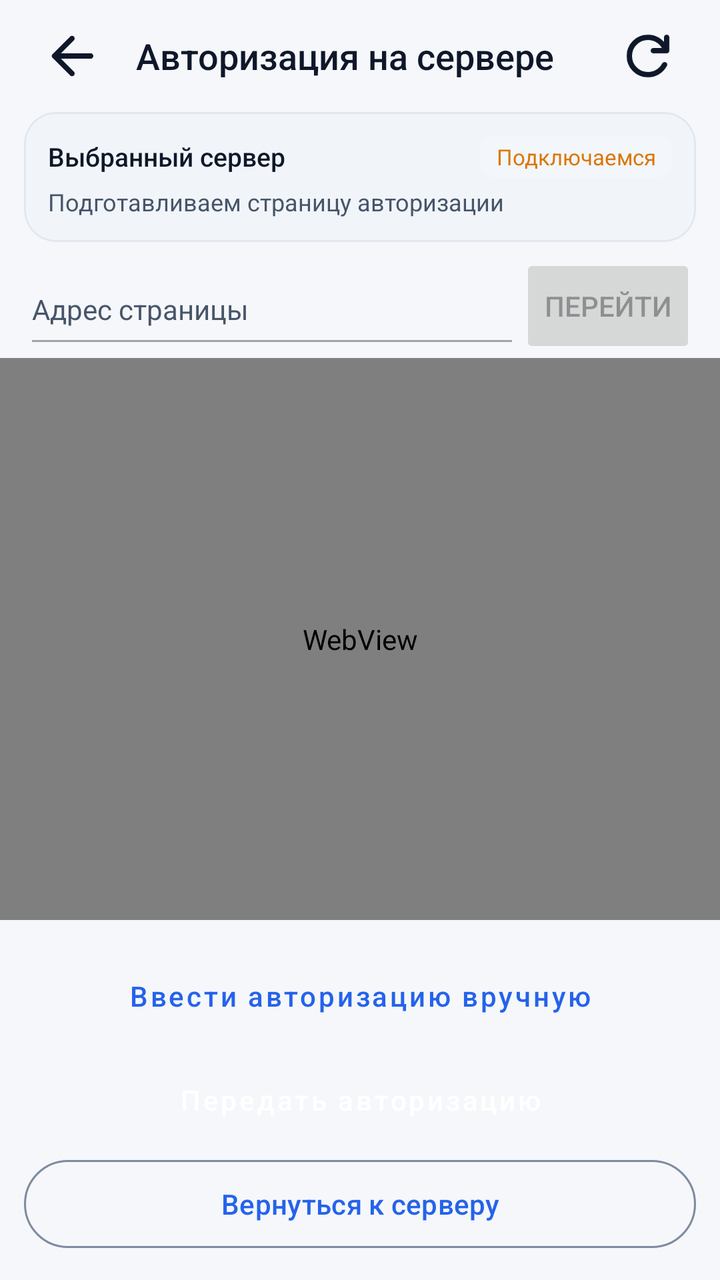
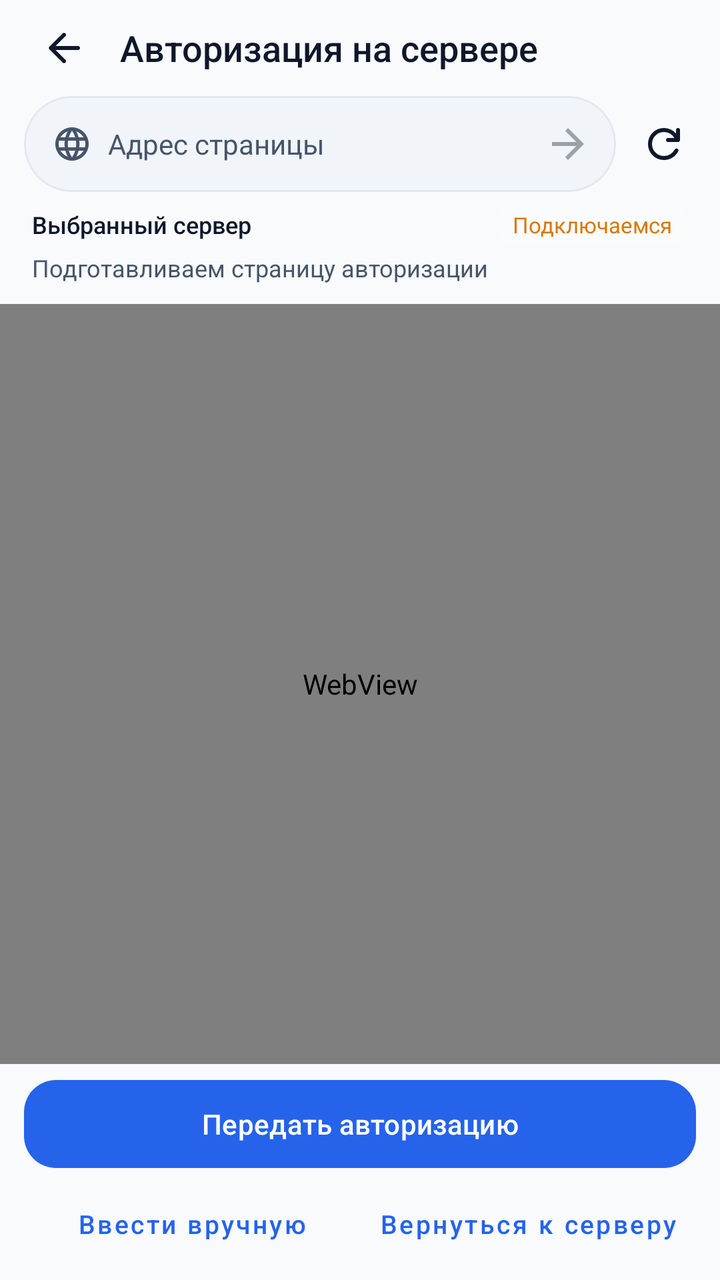

Screens rendered from an Android XML layout before and after an edit, with the pre-edit source and the edit as a unified diff.
<!-- AndroidManifest.xml: application theme Theme.SoxMax -->
<!-- res/layout/activity_remote_auth.xml -->
<?xml version="1.0" encoding="utf-8"?>
<LinearLayout xmlns:android="http://schemas.android.com/apk/res/android" xmlns:app="http://schemas.android.com/apk/res-auto" android:layout_width="match_parent" android:layout_height="match_parent" android:orientation="vertical" android:fitsSystemWindows="true" android:background="@drawable/bg_screen_ambient">
  <LinearLayout android:id="@+id/top_bar" android:layout_width="match_parent" android:layout_height="56dp" android:orientation="horizontal" android:gravity="center_vertical" android:paddingHorizontal="12dp">
    <ImageView android:id="@+id/btn_back" android:layout_width="48dp" android:layout_height="48dp" android:padding="8dp" android:src="@drawable/ic_arrow_back" android:background="?android:attr/selectableItemBackgroundBorderless" android:clickable="true" android:focusable="true" app:tint="@color/text_primary" android:contentDescription="@string/cancel" />
    <TextView android:layout_width="0dp" android:layout_height="wrap_content" android:layout_weight="1" android:layout_marginStart="8dp" android:text="Авторизация на сервере" android:textColor="@color/text_primary" android:textSize="18sp" android:fontFamily="sans-serif-medium" android:id="@+id/browser_title" />
    <ImageView android:id="@+id/btn_reload" android:layout_width="48dp" android:layout_height="48dp" android:padding="8dp" android:src="@drawable/ic_refresh" android:background="?android:attr/selectableItemBackgroundBorderless" android:clickable="true" android:focusable="true" app:tint="@color/text_primary" android:contentDescription="@string/retry" />
  </LinearLayout>
  <com.google.android.material.card.MaterialCardView android:layout_width="match_parent" android:layout_height="wrap_content" android:layout_marginHorizontal="12dp" android:layout_marginBottom="6dp" app:cardCornerRadius="16dp" app:cardElevation="0dp" app:cardBackgroundColor="@color/bg_card">
    <LinearLayout android:layout_width="match_parent" android:layout_height="wrap_content" android:orientation="vertical" android:padding="12dp">
      <LinearLayout android:layout_width="match_parent" android:layout_height="wrap_content" android:orientation="horizontal" android:gravity="center_vertical">
        <TextView android:id="@+id/tv_target_info" android:layout_width="0dp" android:layout_height="wrap_content" android:layout_weight="1" android:text="Выбранный сервер" android:textColor="@color/text_primary" android:textSize="13sp" android:fontFamily="sans-serif-medium" />
        <TextView android:id="@+id/tv_tunnel_badge" android:layout_width="wrap_content" android:layout_height="wrap_content" android:text="Подключаемся" android:textSize="11sp" android:textColor="@color/state_connecting" android:background="@drawable/bg_remote_badge" android:paddingHorizontal="8dp" android:paddingVertical="3dp" />
      </LinearLayout>
      <TextView android:id="@+id/tv_session_status" android:layout_width="match_parent" android:layout_height="wrap_content" android:layout_marginTop="4dp" android:text="Подготавливаем страницу авторизации" android:textColor="@color/text_secondary" android:textSize="12sp" />
      <TextView android:id="@+id/tv_incident_banner" android:layout_width="match_parent" android:layout_height="wrap_content" android:layout_marginTop="6dp" android:visibility="gone" android:background="@color/m3_surface_container_high" android:padding="6dp" android:textColor="@color/state_error" android:textSize="12sp" android:text="Обнаружен инцидент: требуется решить CAPTCHA" />
    </LinearLayout>
  </com.google.android.material.card.MaterialCardView>
  <LinearLayout android:layout_width="match_parent" android:layout_height="wrap_content" android:paddingHorizontal="12dp" android:gravity="center_vertical" android:orientation="horizontal">
    <EditText android:id="@+id/browser_address" android:layout_width="0dp" android:layout_height="52dp" android:layout_weight="1" android:inputType="textUri" android:imeOptions="actionGo" android:singleLine="true" android:selectAllOnFocus="true" android:enabled="false" android:textSize="14sp" android:textColor="@color/text_primary" android:textColorHint="@color/text_secondary" android:hint="Адрес страницы" android:contentDescription="Адрес страницы" />
    <Button android:id="@+id/browser_go" android:layout_width="wrap_content" android:layout_height="52dp" android:enabled="false" android:text="Перейти" />
  </LinearLayout>
  <ProgressBar android:id="@+id/progress_bar" style="?android:attr/progressBarStyleHorizontal" android:layout_width="match_parent" android:layout_height="3dp" android:visibility="gone" />
  <FrameLayout android:layout_width="match_parent" android:layout_height="0dp" android:layout_weight="1" android:background="@color/bg_deep">
    <WebView android:id="@+id/web_view" android:layout_width="match_parent" android:layout_height="match_parent" />
    <TextView android:id="@+id/tv_error_view" android:layout_width="match_parent" android:layout_height="match_parent" android:gravity="center" android:padding="24dp" android:visibility="gone" android:textColor="@color/text_secondary" android:textSize="14sp" android:text="Ошибка загрузки страницы" android:background="@color/bg_card" />
  </FrameLayout>
  <LinearLayout android:layout_width="match_parent" android:layout_height="wrap_content" android:orientation="vertical" android:padding="12dp" android:gravity="center_vertical">
    <Button android:id="@+id/btn_retry_page" style="@style/Widget.MaterialComponents.Button.OutlinedButton" android:layout_width="match_parent" android:layout_height="52dp" android:text="Повторить" android:enabled="false" android:textSize="14sp" android:textAllCaps="false" android:visibility="gone" />
    <Button android:id="@+id/btn_manual_fallback" style="@style/Widget.MaterialComponents.Button.OutlinedButton" android:layout_width="match_parent" android:layout_height="52dp" android:text="Ввести авторизацию вручную" android:textSize="14sp" android:textAllCaps="false" />
    <Button android:id="@+id/btn_send_auth" style="@style/Widget.MaterialComponents.Button" android:layout_width="match_parent" android:layout_height="52dp" android:text="Передать авторизацию" android:textSize="14sp" android:textAllCaps="false" />
    <com.google.android.material.button.MaterialButton android:id="@+id/btn_return_server" android:layout_width="match_parent" android:layout_height="52dp" android:text="Вернуться к серверу" android:textAllCaps="false" style="?attr/materialButtonOutlinedStyle" />
  </LinearLayout>
</LinearLayout>
<!-- resources referenced by this layout -->
<resources>
  <color name="bg_card">@color/m3_surface_container_low</color>
  <color name="bg_deep">#F5F7FA</color>
  <color name="m3_surface_container_high">#CBD5E1</color>
  <color name="state_connecting">#D97706</color>
  <color name="state_error">#DC2626</color>
  <color name="text_primary">@color/m3_on_surface</color>
  <color name="text_secondary">@color/m3_on_surface_variant</color>
  <!-- drawable bg_remote_badge (drawable) -->
  <?xml version="1.0" encoding="utf-8"?>
  <shape xmlns:android="http://schemas.android.com/apk/res/android"
      android:shape="rectangle">
      <corners android:radius="6dp" />
      <solid android:color="#22FFFFFF" />
  </shape>
  <!-- drawable bg_screen_ambient (drawable) -->
  <?xml version="1.0" encoding="utf-8"?>
  <shape xmlns:android="http://schemas.android.com/apk/res/android"><solid android:color="@color/bg_deep" /></shape>
  <string name="cancel">Cancel</string>
  <string name="retry">Retry</string>
  <color name="m3_surface_container_low">#F1F5F9</color>
  <color name="m3_on_surface">#0F172A</color>
  <color name="m3_on_surface_variant">#475569</color>
  <color name="m3_primary">#2563EB</color>
  <color name="m3_on_primary">#FFFFFF</color>
  <color name="m3_primary_container">#DBEAFE</color>
  <color name="m3_on_primary_container">#1E40AF</color>
  <color name="m3_secondary">#475569</color>
  <color name="m3_on_secondary">#FFFFFF</color>
  <color name="m3_secondary_container">#E2E8F0</color>
  <color name="m3_on_secondary_container">#1E293B</color>
  <color name="m3_tertiary">#7C3AED</color>
  <color name="m3_on_tertiary">#FFFFFF</color>
  <color name="m3_tertiary_container">#EDE9FE</color>
  <color name="m3_on_tertiary_container">#4C1D95</color>
  <color name="m3_error">#DC2626</color>
  <color name="m3_on_error">#FFFFFF</color>
  <color name="m3_error_container">#FEE2E2</color>
  <color name="m3_on_error_container">#991B1B</color>
  <color name="m3_surface">#F8FAFC</color>
  <color name="m3_surface_container_lowest">#FFFFFF</color>
  <color name="m3_surface_container">#E2E8F0</color>
  <color name="m3_surface_container_highest">#94A3B8</color>
  <color name="m3_outline">#7C8BA0</color>
  <color name="m3_outline_variant">#E2E8F0</color>
  <style name="ShapeAppearance.LibreRoute.Dialog" parent="ShapeAppearance.Material3.Corner.ExtraLarge">
          <item name="cornerSize">20dp</item>
      </style>
  <!-- unchanged entries left out for length: 8 -->
</resources>

<!-- the commit's change to res/layout/activity_remote_auth.xml (unified diff, before → after) -->
@@ -1,33 +1,78 @@
 <?xml version="1.0" encoding="utf-8"?>
-<LinearLayout xmlns:android="http://schemas.android.com/apk/res/android" xmlns:app="http://schemas.android.com/apk/res-auto" android:layout_width="match_parent" android:layout_height="match_parent" android:orientation="vertical" android:fitsSystemWindows="true" android:background="@drawable/bg_screen_ambient">
-  <LinearLayout android:id="@+id/top_bar" android:layout_width="match_parent" android:layout_height="56dp" android:orientation="horizontal" android:gravity="center_vertical" android:paddingHorizontal="12dp">
-    <ImageView android:id="@+id/btn_back" android:layout_width="48dp" android:layout_height="48dp" android:padding="8dp" android:src="@drawable/ic_arrow_back" android:background="?android:attr/selectableItemBackgroundBorderless" android:clickable="true" android:focusable="true" app:tint="@color/text_primary" android:contentDescription="@string/cancel" />
-    <TextView android:layout_width="0dp" android:layout_height="wrap_content" android:layout_weight="1" android:layout_marginStart="8dp" android:text="Авторизация на сервере" android:textColor="@color/text_primary" android:textSize="18sp" android:fontFamily="sans-serif-medium" android:id="@+id/browser_title" />
-    <ImageView android:id="@+id/btn_reload" android:layout_width="48dp" android:layout_height="48dp" android:padding="8dp" android:src="@drawable/ic_refresh" android:background="?android:attr/selectableItemBackgroundBorderless" android:clickable="true" android:focusable="true" app:tint="@color/text_primary" android:contentDescription="@string/retry" />
-  </LinearLayout>
-  <com.google.android.material.card.MaterialCardView android:layout_width="match_parent" android:layout_height="wrap_content" android:layout_marginHorizontal="12dp" android:layout_marginBottom="6dp" app:cardCornerRadius="16dp" app:cardElevation="0dp" app:cardBackgroundColor="@color/bg_card">
-    <LinearLayout android:layout_width="match_parent" android:layout_height="wrap_content" android:orientation="vertical" android:padding="12dp">
-      <LinearLayout android:layout_width="match_parent" android:layout_height="wrap_content" android:orientation="horizontal" android:gravity="center_vertical">
-        <TextView android:id="@+id/tv_target_info" android:layout_width="0dp" android:layout_height="wrap_content" android:layout_weight="1" android:text="Выбранный сервер" android:textColor="@color/text_primary" android:textSize="13sp" android:fontFamily="sans-serif-medium" />
-        <TextView android:id="@+id/tv_tunnel_badge" android:layout_width="wrap_content" android:layout_height="wrap_content" android:text="Подключаемся" android:textSize="11sp" android:textColor="@color/state_connecting" android:background="@drawable/bg_remote_badge" android:paddingHorizontal="8dp" android:paddingVertical="3dp" />
-      </LinearLayout>
-      <TextView android:id="@+id/tv_session_status" android:layout_width="match_parent" android:layout_height="wrap_content" android:layout_marginTop="4dp" android:text="Подготавливаем страницу авторизации" android:textColor="@color/text_secondary" android:textSize="12sp" />
-      <TextView android:id="@+id/tv_incident_banner" android:layout_width="match_parent" android:layout_height="wrap_content" android:layout_marginTop="6dp" android:visibility="gone" android:background="@color/m3_surface_container_high" android:padding="6dp" android:textColor="@color/state_error" android:textSize="12sp" android:text="Обнаружен инцидент: требуется решить CAPTCHA" />
+<LinearLayout xmlns:android="http://schemas.android.com/apk/res/android" xmlns:app="http://schemas.android.com/apk/res-auto"
+    android:layout_width="match_parent" android:layout_height="match_parent" android:orientation="vertical"
+    android:fitsSystemWindows="true" android:background="@color/m3_surface" android:focusableInTouchMode="true">
+    <LinearLayout android:id="@+id/top_bar" android:layout_width="match_parent" android:layout_height="48dp"
+        android:orientation="horizontal" android:gravity="center_vertical" android:paddingHorizontal="8dp">
+        <ImageView android:id="@+id/btn_back" android:layout_width="48dp" android:layout_height="48dp" android:padding="12dp"
+            android:src="@drawable/ic_arrow_back" android:background="?android:attr/selectableItemBackgroundBorderless"
+            android:clickable="true" android:focusable="true" app:tint="@color/text_primary" android:contentDescription="@string/browser_back" />
+        <TextView android:id="@+id/browser_title" android:layout_width="0dp" android:layout_height="wrap_content" android:layout_weight="1"
+            android:layout_marginStart="4dp" android:text="Авторизация на сервере" android:textColor="@color/text_primary"
+            android:textSize="18sp" android:fontFamily="sans-serif-medium" android:maxLines="1" android:ellipsize="end" />
     </LinearLayout>
-  </com.google.android.material.card.MaterialCardView>
-  <LinearLayout android:layout_width="match_parent" android:layout_height="wrap_content" android:paddingHorizontal="12dp" android:gravity="center_vertical" android:orientation="horizontal">
-    <EditText android:id="@+id/browser_address" android:layout_width="0dp" android:layout_height="52dp" android:layout_weight="1" android:inputType="textUri" android:imeOptions="actionGo" android:singleLine="true" android:selectAllOnFocus="true" android:enabled="false" android:textSize="14sp" android:textColor="@color/text_primary" android:textColorHint="@color/text_secondary" android:hint="Адрес страницы" android:contentDescription="Адрес страницы" />
-    <Button android:id="@+id/browser_go" android:layout_width="wrap_content" android:layout_height="52dp" android:enabled="false" android:text="Перейти" />
-  </LinearLayout>
-  <ProgressBar android:id="@+id/progress_bar" style="?android:attr/progressBarStyleHorizontal" android:layout_width="match_parent" android:layout_height="3dp" android:visibility="gone" />
-  <FrameLayout android:layout_width="match_parent" android:layout_height="0dp" android:layout_weight="1" android:background="@color/bg_deep">
-    <WebView android:id="@+id/web_view" android:layout_width="match_parent" android:layout_height="match_parent" />
-    <TextView android:id="@+id/tv_error_view" android:layout_width="match_parent" android:layout_height="match_parent" android:gravity="center" android:padding="24dp" android:visibility="gone" android:textColor="@color/text_secondary" android:textSize="14sp" android:text="Ошибка загрузки страницы" android:background="@color/bg_card" />
-  </FrameLayout>
-  <LinearLayout android:layout_width="match_parent" android:layout_height="wrap_content" android:orientation="vertical" android:padding="12dp" android:gravity="center_vertical">
-    <Button android:id="@+id/btn_retry_page" style="@style/Widget.MaterialComponents.Button.OutlinedButton" android:layout_width="match_parent" android:layout_height="52dp" android:text="Повторить" android:enabled="false" android:textSize="14sp" android:textAllCaps="false" android:visibility="gone" />
-    <Button android:id="@+id/btn_manual_fallback" style="@style/Widget.MaterialComponents.Button.OutlinedButton" android:layout_width="match_parent" android:layout_height="52dp" android:text="Ввести авторизацию вручную" android:textSize="14sp" android:textAllCaps="false" />
-    <Button android:id="@+id/btn_send_auth" style="@style/Widget.MaterialComponents.Button" android:layout_width="match_parent" android:layout_height="52dp" android:text="Передать авторизацию" android:textSize="14sp" android:textAllCaps="false" />
-    <com.google.android.material.button.MaterialButton android:id="@+id/btn_return_server" android:layout_width="match_parent" android:layout_height="52dp" android:text="Вернуться к серверу" android:textAllCaps="false" style="?attr/materialButtonOutlinedStyle" />
-  </LinearLayout>
+    <LinearLayout android:layout_width="match_parent" android:layout_height="wrap_content" android:orientation="horizontal"
+        android:gravity="center_vertical" android:paddingStart="12dp" android:paddingEnd="4dp" android:paddingBottom="6dp">
+        <com.google.android.material.card.MaterialCardView android:layout_width="0dp" android:layout_height="48dp" android:layout_weight="1"
+            app:cardCornerRadius="24dp" app:cardElevation="0dp" app:cardBackgroundColor="@color/m3_surface_container_low"
+            app:strokeWidth="1dp" app:strokeColor="@color/m3_outline_variant">
+            <LinearLayout android:layout_width="match_parent" android:layout_height="match_parent" android:orientation="horizontal" android:gravity="center_vertical">
+                <ImageView android:layout_width="20dp" android:layout_height="20dp" android:layout_marginStart="14dp" android:layout_marginEnd="8dp"
+                    android:src="@drawable/ic_globe" app:tint="@color/text_secondary" android:importantForAccessibility="no" />
+                <EditText android:id="@+id/browser_address" android:layout_width="0dp" android:layout_height="match_parent" android:layout_weight="1"
+                    android:background="@null" android:padding="0dp" android:inputType="textUri" android:imeOptions="actionGo|flagNoExtractUi"
+                    android:singleLine="true" android:selectAllOnFocus="true" android:enabled="false" android:textSize="14sp"
+                    android:textColor="@color/text_primary" android:textColorHint="@color/text_secondary"
+                    android:hint="@string/browser_address" android:contentDescription="@string/browser_address" />
+                <com.google.android.material.button.MaterialButton android:id="@+id/browser_go" style="@style/Widget.MaterialComponents.Button.TextButton"
+                    android:layout_width="48dp" android:layout_height="48dp" android:minWidth="0dp" android:padding="12dp"
+                    android:insetTop="0dp" android:insetBottom="0dp" android:enabled="false" android:contentDescription="@string/browser_go"
+                    app:icon="@drawable/ic_browser_go" app:iconSize="24dp" app:iconPadding="0dp" app:iconGravity="textStart" />
+            </LinearLayout>
+        </com.google.android.material.card.MaterialCardView>
+        <ImageView android:id="@+id/btn_reload" android:layout_width="48dp" android:layout_height="48dp" android:padding="12dp"
+            android:src="@drawable/ic_refresh" android:background="?android:attr/selectableItemBackgroundBorderless"
+            android:clickable="true" android:focusable="true" app:tint="@color/text_primary" android:contentDescription="@string/browser_reload" />
+    </LinearLayout>
+    <LinearLayout android:layout_width="match_parent" android:layout_height="wrap_content" android:orientation="vertical"
+        android:paddingHorizontal="16dp" android:paddingBottom="8dp">
+        <LinearLayout android:layout_width="match_parent" android:layout_height="wrap_content" android:orientation="horizontal" android:gravity="center_vertical">
+            <TextView android:id="@+id/tv_target_info" android:layout_width="0dp" android:layout_height="wrap_content" android:layout_weight="1"
+                android:text="Выбранный сервер" android:textColor="@color/text_primary" android:textSize="12sp"
+                android:fontFamily="sans-serif-medium" android:maxLines="1" android:ellipsize="end" />
+            <TextView android:id="@+id/tv_tunnel_badge" android:layout_width="wrap_content" android:layout_height="wrap_content"
+                android:layout_marginStart="8dp" android:text="Подключаемся" android:textSize="11sp" android:textColor="@color/state_connecting"
+                android:background="@drawable/bg_remote_badge" android:paddingHorizontal="8dp" android:paddingVertical="3dp" />
+        </LinearLayout>
+        <TextView android:id="@+id/tv_session_status" android:layout_width="match_parent" android:layout_height="wrap_content"
+            android:layout_marginTop="3dp" android:text="Подготавливаем страницу авторизации" android:textColor="@color/text_secondary" android:textSize="12sp" />
+        <TextView android:id="@+id/tv_incident_banner" android:layout_width="match_parent" android:layout_height="wrap_content"
+            android:layout_marginTop="6dp" android:visibility="gone" android:background="@color/m3_error_container"
+            android:padding="8dp" android:textColor="@color/m3_on_error_container" android:textSize="12sp" />
+    </LinearLayout>
+    <ProgressBar android:id="@+id/progress_bar" style="?android:attr/progressBarStyleHorizontal"
+        android:layout_width="match_parent" android:layout_height="2dp" android:progressTint="@color/m3_primary"
+        android:progressBackgroundTint="@color/m3_outline_variant" android:visibility="invisible" />
+    <FrameLayout android:layout_width="match_parent" android:layout_height="0dp" android:layout_weight="1" android:background="@color/m3_surface_container_lowest">
+        <WebView android:id="@+id/web_view" android:layout_width="match_parent" android:layout_height="match_parent" />
+        <TextView android:id="@+id/tv_error_view" android:layout_width="match_parent" android:layout_height="match_parent"
+            android:gravity="center" android:padding="24dp" android:visibility="gone" android:textColor="@color/text_secondary"
+            android:textSize="16sp" android:text="Ошибка загрузки страницы" android:background="@color/m3_surface" />
+    </FrameLayout>
+    <LinearLayout android:id="@+id/browser_actions" android:layout_width="match_parent" android:layout_height="wrap_content"
+        android:orientation="vertical" android:paddingHorizontal="12dp" android:paddingTop="4dp" android:paddingBottom="4dp">
+        <com.google.android.material.button.MaterialButton android:id="@+id/btn_retry_page" style="@style/Widget.MaterialComponents.Button.OutlinedButton"
+            android:layout_width="match_parent" android:layout_height="48dp" android:text="Повторить загрузку" android:enabled="false"
+            android:textAllCaps="false" android:visibility="gone" app:cornerRadius="16dp" />
+        <com.google.android.material.button.MaterialButton android:id="@+id/btn_send_auth" android:layout_width="match_parent"
+            android:layout_height="52dp" android:text="Передать авторизацию" android:textSize="14sp" android:textAllCaps="false" app:cornerRadius="16dp" />
+        <LinearLayout android:layout_width="match_parent" android:layout_height="wrap_content" android:orientation="horizontal">
+            <com.google.android.material.button.MaterialButton android:id="@+id/btn_manual_fallback" style="@style/Widget.MaterialComponents.Button.TextButton"
+                android:layout_width="0dp" android:layout_height="48dp" android:layout_weight="1" android:text="Ввести вручную"
+                android:textSize="13sp" android:textAllCaps="false" />
+            <com.google.android.material.button.MaterialButton android:id="@+id/btn_return_server" style="@style/Widget.MaterialComponents.Button.TextButton"
+                android:layout_width="0dp" android:layout_height="48dp" android:layout_weight="1" android:text="Вернуться к серверу"
+                android:textSize="13sp" android:textAllCaps="false" />
+        </LinearLayout>
+    </LinearLayout>
 </LinearLayout>
<!-- resource entries referenced after the edit -->
@@ -1,10 +1,8 @@
 <!-- resources referenced by this layout -->
 <resources>
-  <color name="bg_card">@color/m3_surface_container_low</color>
   <color name="bg_deep">#F5F7FA</color>
   <color name="m3_surface_container_high">#CBD5E1</color>
   <color name="state_connecting">#D97706</color>
-  <color name="state_error">#DC2626</color>
   <color name="text_primary">@color/m3_on_surface</color>
   <color name="text_secondary">@color/m3_on_surface_variant</color>
   <!-- drawable bg_remote_badge (drawable) -->
@@ -14,11 +12,24 @@
       <corners android:radius="6dp" />
       <solid android:color="#22FFFFFF" />
   </shape>
-  <!-- drawable bg_screen_ambient (drawable) -->
-  <?xml version="1.0" encoding="utf-8"?>
-  <shape xmlns:android="http://schemas.android.com/apk/res/android"><solid android:color="@color/bg_deep" /></shape>
-  <string name="cancel">Cancel</string>
-  <string name="retry">Retry</string>
+  <!-- drawable ic_browser_go (drawable) -->
+  <vector xmlns:android="http://schemas.android.com/apk/res/android" android:width="24dp" android:height="24dp" android:viewportWidth="24" android:viewportHeight="24">
+      <path android:fillColor="#000000" android:pathData="M12,4l-1.41,1.41L16.17,11H4v2h12.17l-5.58,5.59L12,20l8,-8z" />
+  </vector>
+  <!-- drawable ic_globe (drawable) -->
+  <vector xmlns:android="http://schemas.android.com/apk/res/android"
+      android:width="24dp"
+      android:height="24dp"
+      android:viewportWidth="24"
+      android:viewportHeight="24">
+      <path
+          android:fillColor="#FFFFFFFF"
+          android:pathData="M11.99,2C6.47,2 2,6.48 2,12s4.47,10 9.99,10C17.52,22 22,17.52 22,12S17.52,2 11.99,2zM18.92,8h-2.95c-0.32,-1.25 -0.78,-2.45 -1.38,-3.56 1.84,0.63 3.37,1.91 4.33,3.56zM12,4.04c0.83,1.2 1.48,2.53 1.91,3.96h-3.82c0.43,-1.43 1.08,-2.76 1.91,-3.96zM4.26,14C4.1,13.36 4,12.69 4,12s0.1,-1.36 0.26,-2h3.38c-0.08,0.66 -0.14,1.32 -0.14,2 0,0.68 0.06,1.34 0.14,2H4.26zM5.08,16h2.95c0.32,1.25 0.78,2.45 1.38,3.56 -1.84,-0.63 -3.37,-1.9 -4.33,-3.56zM8.03,8H5.08c0.96,-1.66 2.49,-2.93 4.33,-3.56C8.81,5.55 8.35,6.75 8.03,8zM12,19.96c-0.83,-1.2 -1.48,-2.53 -1.91,-3.96h3.82c-0.43,1.43 -1.08,2.76 -1.91,3.96zM14.34,14H9.66c-0.09,-0.66 -0.16,-1.32 -0.16,-2 0,-0.68 0.07,-1.35 0.16,-2h4.68c0.09,0.65 0.16,1.32 0.16,2 0,0.68 -0.07,1.34 -0.16,2zM14.59,19.56c0.6,-1.11 1.06,-2.31 1.38,-3.56h2.95c-0.96,1.65 -2.49,2.93 -4.33,3.56zM16.36,14c0.08,-0.66 0.14,-1.32 0.14,-2 0,-0.68 -0.06,-1.34 -0.14,-2h3.38c0.16,0.64 0.26,1.31 0.26,2s-0.1,1.36 -0.26,2h-3.38z" />
+  </vector>
+  <string name="browser_address">Адрес страницы</string>
+  <string name="browser_back">Назад</string>
+  <string name="browser_go">Перейти по адресу</string>
+  <string name="browser_reload">Обновить страницу</string>
   <color name="m3_surface_container_low">#F1F5F9</color>
   <color name="m3_on_surface">#0F172A</color>
   <color name="m3_on_surface_variant">#475569</color>
